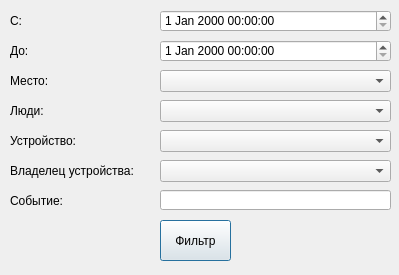
dimanikulin/fva, file FVAViewer/filters.ui: the form before one commit.
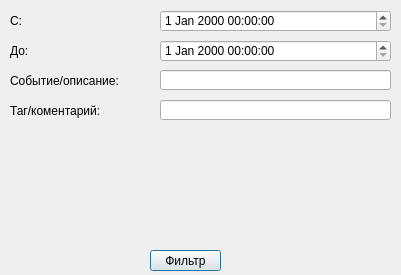
The form after the commit.

Commit message: changed filter dialog

The edit to the form file:
```diff
--- a/FVAViewer/filters.ui
+++ b/FVAViewer/filters.ui
@@ -6,7 +6,7 @@
    <rect>
     <x>0</x>
     <y>0</y>
-    <width>399</width>
+    <width>401</width>
     <height>275</height>
    </rect>
   </property>
@@ -18,7 +18,7 @@
     <rect>
      <x>10</x>
      <y>10</y>
-     <width>121</width>
+     <width>141</width>
      <height>21</height>
     </rect>
    </property>
@@ -41,7 +41,7 @@
     <rect>
      <x>10</x>
      <y>40</y>
-     <width>121</width>
+     <width>141</width>
      <height>21</height>
     </rect>
    </property>
@@ -59,99 +59,24 @@
     </rect>
    </property>
   </widget>
-  <widget class="QLabel" name="label_4">
-   <property name="geometry">
-    <rect>
-     <x>10</x>
-     <y>70</y>
-     <width>161</width>
-     <height>21</height>
-    </rect>
-   </property>
-   <property name="text">
-    <string>Место:</string>
-   </property>
-  </widget>
-  <widget class="QComboBox" name="cbPlace">
-   <property name="geometry">
-    <rect>
-     <x>160</x>
-     <y>70</y>
-     <width>231</width>
-     <height>22</height>
-    </rect>
-   </property>
-   <property name="minimumContentsLength">
-    <number>30</number>
-   </property>
-  </widget>
-  <widget class="QLabel" name="label_5">
-   <property name="geometry">
-    <rect>
-     <x>10</x>
-     <y>100</y>
-     <width>151</width>
-     <height>21</height>
-    </rect>
-   </property>
-   <property name="text">
-    <string>Люди:</string>
-   </property>
-  </widget>
-  <widget class="QComboBox" name="cbPeople">
-   <property name="geometry">
-    <rect>
-     <x>160</x>
-     <y>100</y>
-     <width>231</width>
-     <height>22</height>
-    </rect>
-   </property>
-   <property name="minimumContentsLength">
-    <number>30</number>
-   </property>
-  </widget>
-  <widget class="QLabel" name="label_6">
-   <property name="geometry">
-    <rect>
-     <x>10</x>
-     <y>130</y>
-     <width>151</width>
-     <height>21</height>
-    </rect>
-   </property>
-   <property name="text">
-    <string>Устройство:</string>
-   </property>
-  </widget>
-  <widget class="QComboBox" name="cbDevice">
-   <property name="geometry">
-    <rect>
-     <x>160</x>
-     <y>130</y>
-     <width>231</width>
-     <height>22</height>
-    </rect>
-   </property>
-  </widget>
   <widget class="QLabel" name="label_3">
    <property name="geometry">
     <rect>
      <x>10</x>
-     <y>190</y>
-     <width>151</width>
+     <y>70</y>
+     <width>141</width>
      <height>21</height>
     </rect>
    </property>
    <property name="text">
-    <string>Событие:</string>
+    <string>Событие/описание:</string>
    </property>
   </widget>
   <widget class="QLineEdit" name="editEvent">
    <property name="geometry">
     <rect>
      <x>160</x>
-     <y>190</y>
+     <y>70</y>
      <width>231</width>
      <height>20</height>
     </rect>
@@ -160,37 +85,37 @@
   <widget class="QPushButton" name="btnFilter">
    <property name="geometry">
     <rect>
-     <x>160</x>
-     <y>220</y>
+     <x>150</x>
+     <y>250</y>
      <width>71</width>
-     <height>41</height>
+     <height>21</height>
     </rect>
    </property>
    <property name="text">
     <string>Фильтр</string>
    </property>
   </widget>
-  <widget class="QComboBox" name="cbDevOwner">
-   <property name="geometry">
-    <rect>
-     <x>160</x>
-     <y>160</y>
-     <width>231</width>
-     <height>22</height>
-    </rect>
-   </property>
-  </widget>
-  <widget class="QLabel" name="label_7">
+  <widget class="QLabel" name="label_4">
    <property name="geometry">
     <rect>
      <x>10</x>
-     <y>160</y>
-     <width>151</width>
+     <y>100</y>
+     <width>141</width>
      <height>21</height>
     </rect>
    </property>
    <property name="text">
-    <string>Владелец устройства:</string>
+    <string>Таг/коментарий:</string>
+   </property>
+  </widget>
+  <widget class="QLineEdit" name="editComment">
+   <property name="geometry">
+    <rect>
+     <x>160</x>
+     <y>100</y>
+     <width>231</width>
+     <height>20</height>
+    </rect>
    </property>
   </widget>
  </widget>
```
Left out of the diff: 6 changed lines with no effect on the pictures.
